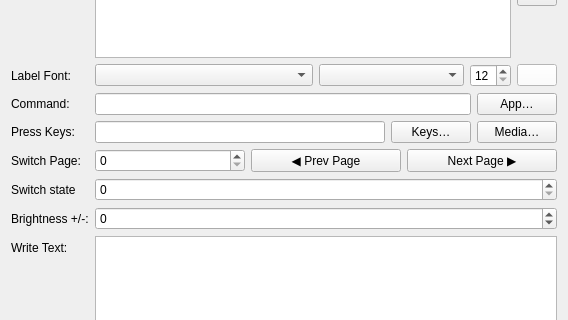
Qt form streamdeck_ui/button.ui (KsmBl/streamdeck-linux-gui-KsmBl) before a commit; both pictures show x 0 to 568 and y 229 to 549 of the 568 by 778 pixel window.
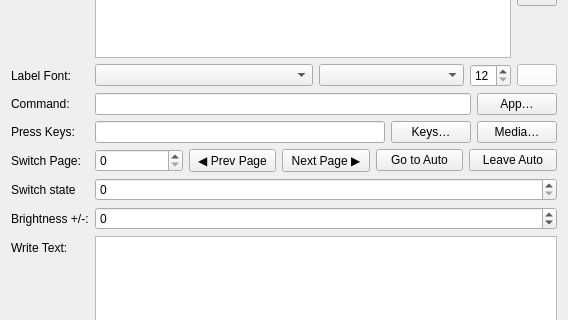
The same form after that commit. Icons and pictures are not drawn.

Commit message: feat(auto): add an Auto tab with per-app pages and a shared overlay

What changed in the file:
```diff
--- a/streamdeck_ui/button.ui
+++ b/streamdeck_ui/button.ui
@@ -1230,6 +1230,26 @@
        </property>
       </widget>
      </item>
+     <item>
+      <widget class="QPushButton" name="set_auto_page">
+       <property name="toolTip">
+        <string>Turn this key into a 'go to Auto' key that enters the Auto group (sets a premade icon)</string>
+       </property>
+       <property name="text">
+        <string>Go to Auto</string>
+       </property>
+      </widget>
+     </item>
+     <item>
+      <widget class="QPushButton" name="set_leave_auto_page">
+       <property name="toolTip">
+        <string>Turn this key into a 'leave Auto' key that returns to the last normal page (sets a premade icon)</string>
+       </property>
+       <property name="text">
+        <string>Leave Auto</string>
+       </property>
+      </widget>
+     </item>
     </layout>
    </item>
    <item row="9" column="0">
```
The commit also changes 12 other files.
